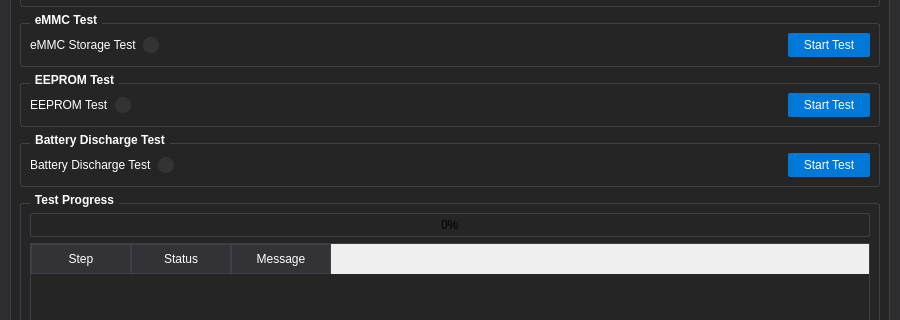
First picture: the form in gui/ui/main_window.ui, repository MingYuan-Chen/orion_v2, before the edit; both pictures show x 0 to 900 and y 183 to 503 of the 900 by 700 pixel window.
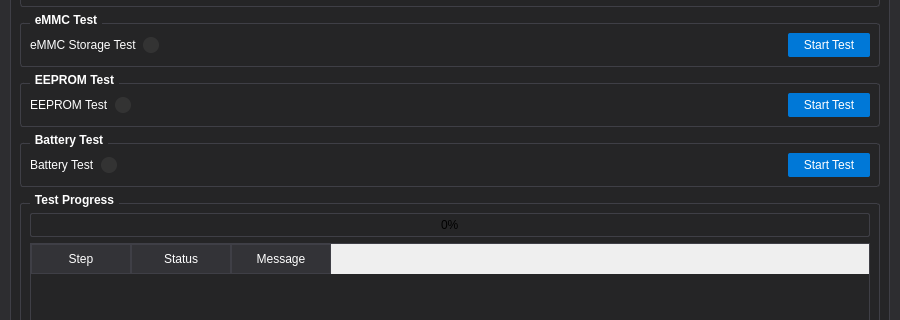
Second picture: the form after the edit. The open tabs and pages were chosen to show the change.

Commit message: rename battery_test_charge_worker and related ui and controller

```diff
--- a/gui/ui/main_window.ui
+++ b/gui/ui/main_window.ui
@@ -752,13 +752,13 @@
         <item>
          <widget class="QGroupBox" name="groupBox_battery_discharge_test">
           <property name="title">
-           <string>Battery Discharge Test</string>
+           <string>Battery Test</string>
           </property>
           <layout class="QHBoxLayout" name="horizontalLayout_battery_discharge_test">
            <item>
             <widget class="QLabel" name="label_battery_discharge_test">
              <property name="text">
-              <string>Battery Discharge Test</string>
+              <string>Battery Test</string>
              </property>
             </widget>
            </item>
```
Left out of the diff: 12 changed lines with no effect on the pictures. The commit also changes 3 other files.
